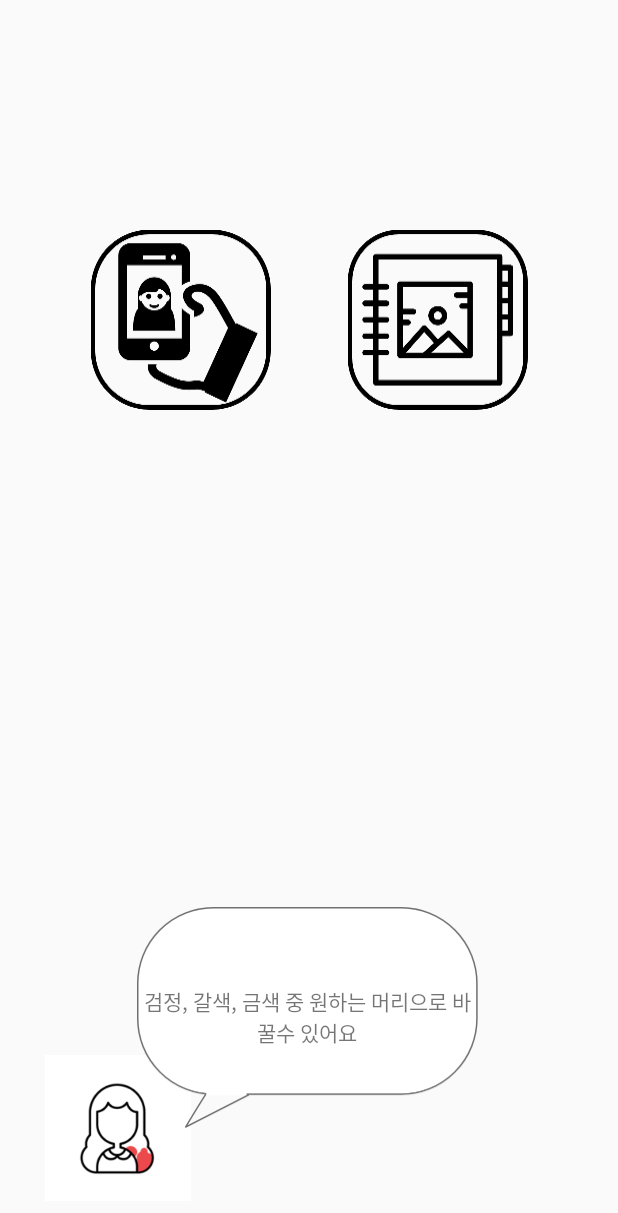
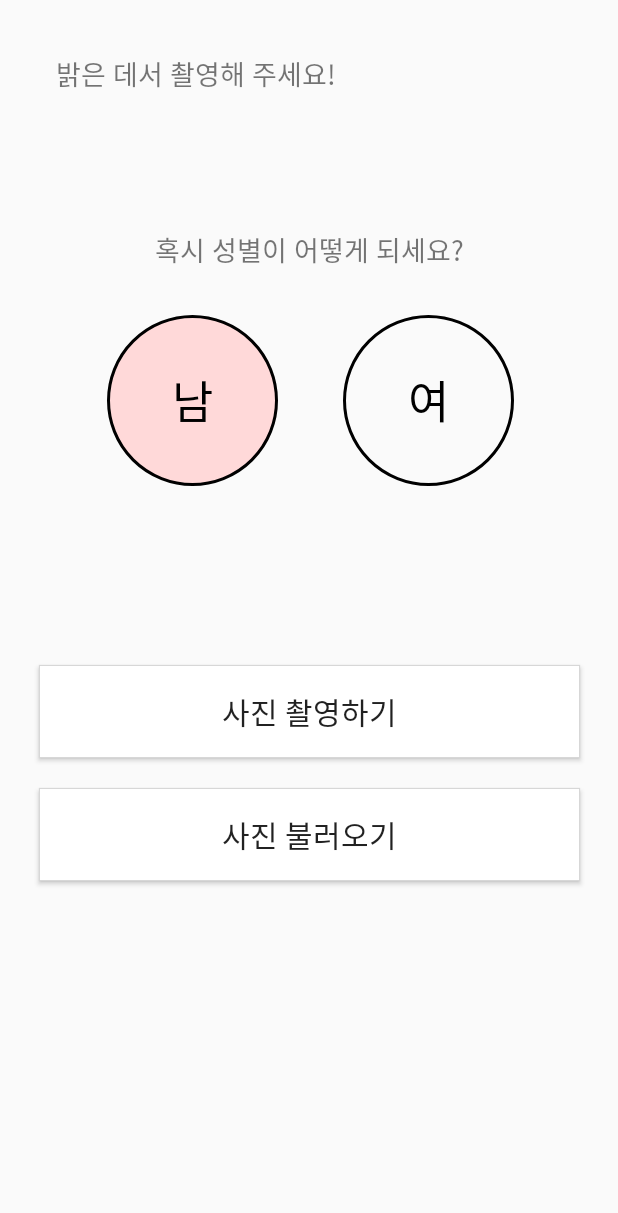
Before and after one commit to hairfriend/HairAndroid, an Android app: the screen it shows after launch (MainActivity), on a phone screen of 412 x 824 dp. Shown: the top 1213 px of the screen. Run offline under Robolectric (Android 15) with nearby library versions, the phone set to English and light mode, and no system bars.

Commit message:
CHANGE main

```diff
--- a/app/src/main/java/com/caplab/hairfriend/hairfriend/MainActivity.kt
+++ b/app/src/main/java/com/caplab/hairfriend/hairfriend/MainActivity.kt
@@ -6,7 +6,6 @@ import android.Manifest.permission.READ_EXTERNAL_STORAGE
 import android.content.Intent
 import android.content.pm.PackageManager
 import android.support.v7.app.AppCompatActivity
-import android.os.Bundle
 import android.provider.MediaStore
 import android.support.v4.app.ActivityCompat
 import android.support.v4.content.ContextCompat
@@ -18,8 +17,7 @@ import android.app.Activity
 import android.graphics.Bitmap
 import android.graphics.BitmapFactory
 import android.net.Uri
-import android.os.Build
-import android.os.Environment
+import android.os.*
 import android.util.Log
 import com.google.gson.Gson
 import okhttp3.MediaType
@@ -32,6 +30,7 @@ import retrofit2.Retrofit
 import android.os.Environment.getExternalStorageDirectory
 import android.support.v4.content.FileProvider
 import android.widget.Toast
+import kotlinx.android.synthetic.main.activity_main_renew.*
 import java.io.File
 import java.nio.file.Files.createFile
 import java.security.AccessController.getContext
@@ -45,6 +44,11 @@ class MainActivity : AppCompatActivity() {
     val REQUEST_ALBUM_PICKER = 0
     val URL:String = "http://117.16.231.66:7003"
 
+    lateinit var mTask:TimerTask
+    lateinit var mTimer:Timer
+    lateinit var handler:Handler
+    var TextCicle = false
+
 
     private val PERMISSION_REQUEST_CODE: Int = 101
 
@@ -54,9 +58,9 @@ class MainActivity : AppCompatActivity() {
 
     override fun onCreate(savedInstanceState: Bundle?) {
         super.onCreate(savedInstanceState)
-        setContentView(R.layout.activity_main)
+        setContentView(R.layout.activity_main_renew)
 
-        main_btn_album.setOnClickListener {
+        galleryBtn.setOnClickListener {
             val intent = Intent(Intent.ACTION_PICK)
             intent.type = MediaStore.Images.Media.CONTENT_TYPE
             intent.type = "image/*"
@@ -67,10 +71,11 @@ class MainActivity : AppCompatActivity() {
 
         }
 
-        main_btn_selfie.setOnClickListener {
+        cameraBtn.setOnClickListener {
             if (checkPersmission()) takePicture() else requestPermission()
         }
     }
+
 
     override fun onRequestPermissionsResult(requestCode: Int, permissions: Array<out String>, grantResults: IntArray) {
         when (requestCode) {
--- /dev/null
+++ b/app/src/main/res/drawable/radio_off.xml
@@ -0,0 +1,10 @@
+<?xml version="1.0" encoding="utf-8"?>
+<selector xmlns:android="http://schemas.android.com/apk/res/android">
+    <item>
+        <shape android:shape="oval">
+            <stroke android:color="#000000" android:width="2dp"/>
+            <!-- Set the same value for both width and height to get a circular shape -->
+            <size android:width="250dp" android:height="250dp"/>
+        </shape>
+    </item>
+</selector>
--- /dev/null
+++ b/app/src/main/res/drawable/radio_on.xml
@@ -0,0 +1,11 @@
+<?xml version="1.0" encoding="utf-8"?>
+<selector xmlns:android="http://schemas.android.com/apk/res/android">
+    <item>
+        <shape android:shape="oval">
+            <solid android:color="#ffd9d9"/>
+            <stroke android:color="#000000" android:width="2dp"/>
+            <!-- Set the same value for both width and height to get a circular shape -->
+            <size android:width="250dp" android:height="250dp"/>
+        </shape>
+    </item>
+</selector>
--- /dev/null
+++ b/app/src/main/res/drawable/radiobtn.xml
@@ -0,0 +1,6 @@
+<?xml version="1.0" encoding="utf-8"?>
+<selector xmlns:android="http://schemas.android.com/apk/res/android">
+    <item android:state_checked="true"
+        android:drawable="@drawable/radio_on" />
+    <item android:drawable="@drawable/radio_off" />
+</selector>
--- /dev/null
+++ b/app/src/main/res/layout/activity_cutimg.xml
@@ -0,0 +1,16 @@
+<?xml version="1.0" encoding="utf-8"?>
+<android.support.constraint.ConstraintLayout
+    xmlns:android="http://schemas.android.com/apk/res/android"
+    xmlns:app="http://schemas.android.com/apk/res-auto"
+    xmlns:tools="http://schemas.android.com/tools"
+    android:layout_width="match_parent"
+    android:layout_height="match_parent">
+
+    <ImageView
+        android:id="@+id/imageView3"
+        android:layout_width="wrap_content"
+        android:layout_height="wrap_content"
+        tools:layout_editor_absoluteX="141dp"
+        tools:layout_editor_absoluteY="126dp"
+        tools:srcCompat="@tools:sample/avatars" />
+</android.support.constraint.ConstraintLayout>
--- /dev/null
+++ b/app/src/main/res/layout/activity_main_renew.xml
@@ -0,0 +1,94 @@
+<?xml version="1.0" encoding="utf-8"?>
+<android.support.constraint.ConstraintLayout
+    xmlns:android="http://schemas.android.com/apk/res/android"
+    xmlns:app="http://schemas.android.com/apk/res-auto"
+    xmlns:tools="http://schemas.android.com/tools"
+    android:layout_width="match_parent"
+    android:layout_height="match_parent">
+
+    <TextView
+        android:id="@+id/textView6"
+        android:layout_width="wrap_content"
+        android:layout_height="wrap_content"
+        android:layout_marginStart="37dp"
+        android:layout_marginTop="35dp"
+        android:text="밝은 데서 촬영해 주세요!"
+        android:textSize="18sp"
+        app:layout_constraintStart_toStartOf="parent"
+        app:layout_constraintTop_toTopOf="parent" />
+
+    <TextView
+        android:id="@+id/textView7"
+        android:layout_width="wrap_content"
+        android:layout_height="wrap_content"
+        android:layout_marginTop="90dp"
+        android:text="혹시 성별이 어떻게 되세요?"
+        android:textSize="18sp"
+        app:layout_constraintEnd_toEndOf="parent"
+        app:layout_constraintStart_toStartOf="parent"
+        app:layout_constraintTop_toBottomOf="@+id/textView6" />
+
+    <RadioGroup
+        android:id="@+id/radioGroup"
+        android:layout_width="wrap_content"
+        android:layout_height="wrap_content"
+        android:layout_marginStart="45dp"
+        android:layout_marginTop="30dp"
+        android:layout_marginEnd="44dp"
+        android:checkedButton="@id/radioMan"
+        android:orientation="horizontal"
+        app:layout_constraintEnd_toEndOf="parent"
+        app:layout_constraintStart_toStartOf="parent"
+        app:layout_constraintTop_toBottomOf="@+id/textView7">
+
+        <RadioButton
+            android:id="@+id/radioMan"
+            android:layout_width="114dp"
+            android:layout_height="114dp"
+            android:layout_marginRight="43dp"
+            android:background="@drawable/radiobtn"
+            android:button="@null"
+            android:text="남"
+            android:textAlignment="center"
+            android:textSize="30sp" />
+
+        <RadioButton
+            android:id="@+id/radioWoman"
+            android:layout_width="114dp"
+            android:layout_height="114dp"
+            android:background="@drawable/radiobtn"
+            android:button="@null"
+            android:text="여"
+            android:textAlignment="center"
+            android:textSize="30sp" />
+    </RadioGroup>
+
+    <Button
+        android:id="@+id/cameraBtn"
+        android:layout_width="match_parent"
+        android:layout_height="62dp"
+        android:layout_marginStart="26dp"
+        android:layout_marginTop="119dp"
+        android:layout_marginEnd="25dp"
+        android:background="@drawable/boxlayout"
+        android:text="사진 촬영하기"
+        android:textSize="20sp"
+        app:layout_constraintEnd_toEndOf="parent"
+        app:layout_constraintStart_toStartOf="parent"
+        app:layout_constraintTop_toBottomOf="@+id/radioGroup" />
+
+    <Button
+        android:id="@+id/galleryBtn"
+        android:layout_width="match_parent"
+        android:layout_height="62dp"
+        android:layout_marginStart="26dp"
+        android:layout_marginTop="20dp"
+        android:layout_marginEnd="25dp"
+        android:textSize="20sp"
+        android:background="@drawable/boxlayout"
+        android:text="사진 불러오기"
+        app:layout_constraintEnd_toEndOf="parent"
+        app:layout_constraintStart_toStartOf="parent"
+        app:layout_constraintTop_toBottomOf="@+id/cameraBtn" />
+
+</android.support.constraint.ConstraintLayout>
```
